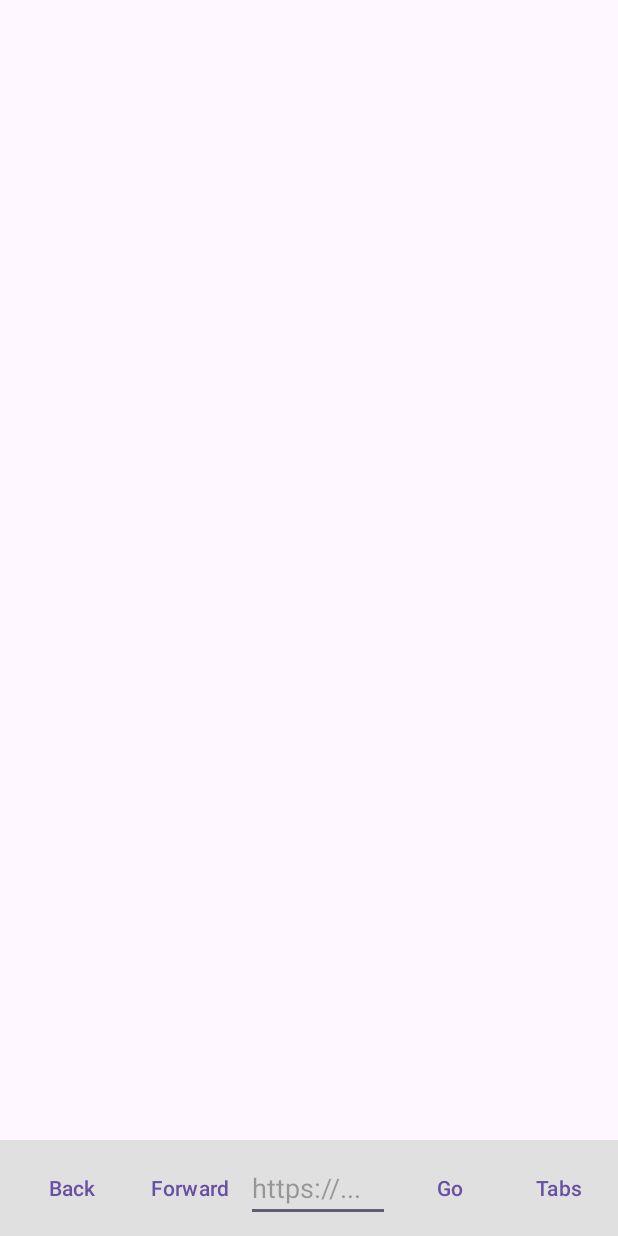
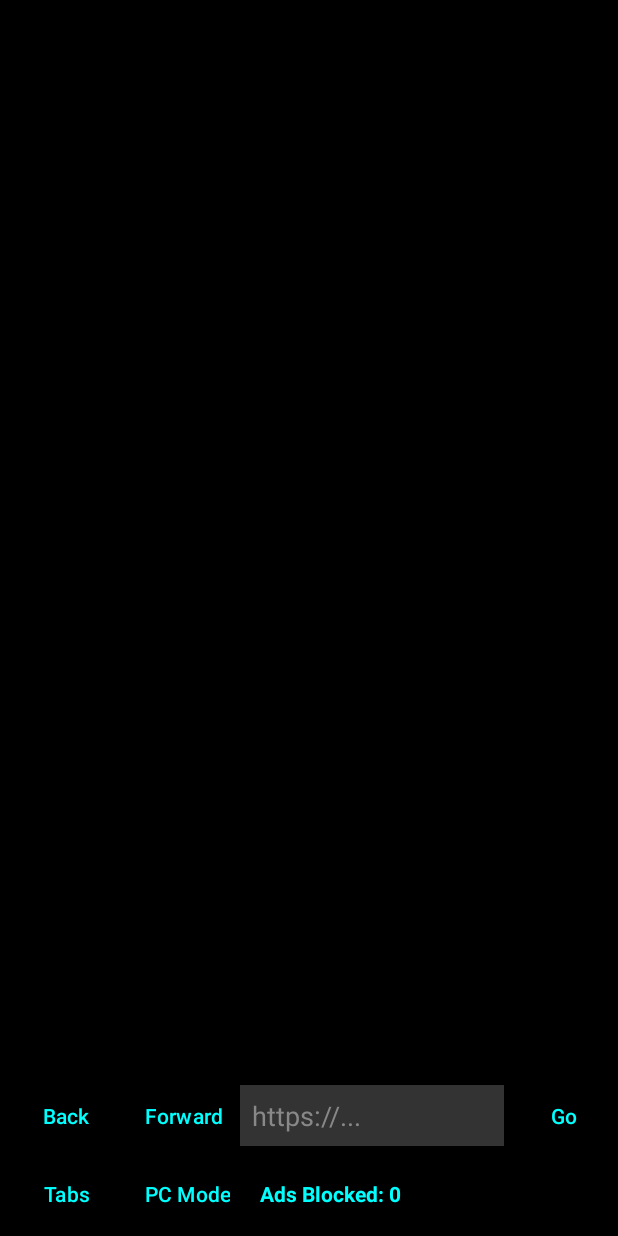
Before and after one commit to Dtech2preas/Host4, an Android app: the layout activity_main.xml on its own in the app's theme, with its tools: preview values and no code run, on a phone screen of 412 x 824 dp. Run offline under Robolectric (Android 15) with nearby library versions, the phone set to English and light mode, and no system bars.

Commit message:
Implement God Mode features: AdBlocker, Media Sniffer, Dark Mode, Incognito, and PC Mode

```diff
--- a/app/src/main/AndroidManifest.xml
+++ b/app/src/main/AndroidManifest.xml
@@ -3,6 +3,7 @@
     xmlns:tools="http://schemas.android.com/tools">
 
     <uses-permission android:name="android.permission.INTERNET" />
+    <uses-permission android:name="android.permission.WRITE_EXTERNAL_STORAGE" tools:node="replace" />
 
     <application
         android:allowBackup="true"
--- a/app/src/main/res/layout/activity_main.xml
+++ b/app/src/main/res/layout/activity_main.xml
@@ -2,7 +2,8 @@
 <LinearLayout xmlns:android="http://schemas.android.com/apk/res/android"
     android:layout_width="match_parent"
     android:layout_height="match_parent"
-    android:orientation="vertical">
+    android:orientation="vertical"
+    android:background="#000000">
 
     <!-- WebView Container -->
     <FrameLayout
@@ -15,9 +16,15 @@
     <LinearLayout
         android:layout_width="match_parent"
         android:layout_height="wrap_content"
+        android:orientation="vertical"
+        android:background="#000000"
+        android:padding="4dp">
+
+        <!-- Controls Row -->
+        <LinearLayout
+            android:layout_width="match_parent"
+            android:layout_height="wrap_content"
             android:orientation="horizontal"
-        android:padding="8dp"
-        android:background="#E0E0E0"
             android:gravity="center_vertical">
 
             <Button
@@ -25,6 +32,8 @@
                 android:layout_width="wrap_content"
                 android:layout_height="wrap_content"
                 android:text="@string/back"
+                android:backgroundTint="#000000"
+                android:textColor="#00FFFF"
                 style="?android:attr/buttonBarButtonStyle" />
 
             <Button
@@ -32,6 +41,8 @@
                 android:layout_width="wrap_content"
                 android:layout_height="wrap_content"
                 android:text="@string/forward"
+                android:backgroundTint="#000000"
+                android:textColor="#00FFFF"
                 style="?android:attr/buttonBarButtonStyle" />
 
             <EditText
@@ -42,22 +53,68 @@
                 android:hint="https://..."
                 android:inputType="textUri"
                 android:imeOptions="actionGo"
-            android:singleLine="true" />
+                android:singleLine="true"
+                android:background="#333333"
+                android:textColor="#00FFFF"
+                android:textColorHint="#888888"
+                android:padding="8dp" />
 
             <Button
                 android:id="@+id/btn_go"
                 android:layout_width="wrap_content"
                 android:layout_height="wrap_content"
                 android:text="@string/go"
+                android:backgroundTint="#000000"
+                android:textColor="#00FFFF"
                 style="?android:attr/buttonBarButtonStyle" />
+        </LinearLayout>
+
+        <!-- Tools Row -->
+        <LinearLayout
+            android:layout_width="match_parent"
+            android:layout_height="wrap_content"
+            android:orientation="horizontal"
+            android:gravity="center_vertical"
+            android:paddingTop="4dp">
 
             <Button
                 android:id="@+id/btn_tabs"
                 android:layout_width="wrap_content"
                 android:layout_height="wrap_content"
                 android:text="@string/tabs"
+                android:backgroundTint="#000000"
+                android:textColor="#00FFFF"
                 style="?android:attr/buttonBarButtonStyle" />
 
+            <Button
+                android:id="@+id/btn_desktop_toggle"
+                android:layout_width="wrap_content"
+                android:layout_height="wrap_content"
+                android:text="PC Mode"
+                android:backgroundTint="#000000"
+                android:textColor="#00FFFF"
+                style="?android:attr/buttonBarButtonStyle" />
+
+            <Button
+                android:id="@+id/btn_download_video"
+                android:layout_width="wrap_content"
+                android:layout_height="wrap_content"
+                android:text="Download Video"
+                android:visibility="gone"
+                android:backgroundTint="#000000"
+                android:textColor="#00FFFF"
+                style="?android:attr/buttonBarButtonStyle" />
+
+            <TextView
+                android:id="@+id/tv_ads_blocked"
+                android:layout_width="wrap_content"
+                android:layout_height="wrap_content"
+                android:layout_marginStart="8dp"
+                android:text="Ads Blocked: 0"
+                android:textColor="#00FFFF"
+                android:textStyle="bold" />
+
+        </LinearLayout>
     </LinearLayout>
 
 </LinearLayout>
```
Also changed, not shown: app/src/main/java/com/dtech/browser/AdBlocker.kt (added, +16 -0 lines), app/src/main/java/com/dtech/browser/MainActivity.kt (+77 -4 lines), app/src/main/java/com/dtech/browser/TabManager.kt (+113 -3 lines). Lines whose indentation alone changed are shown as unchanged.
